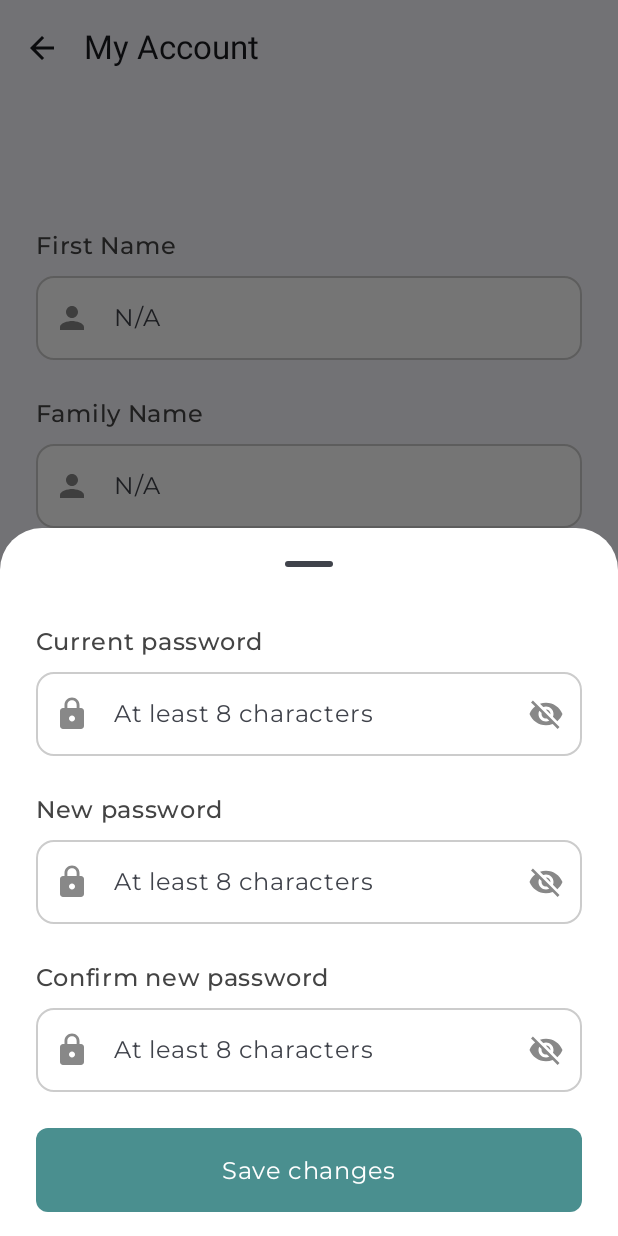
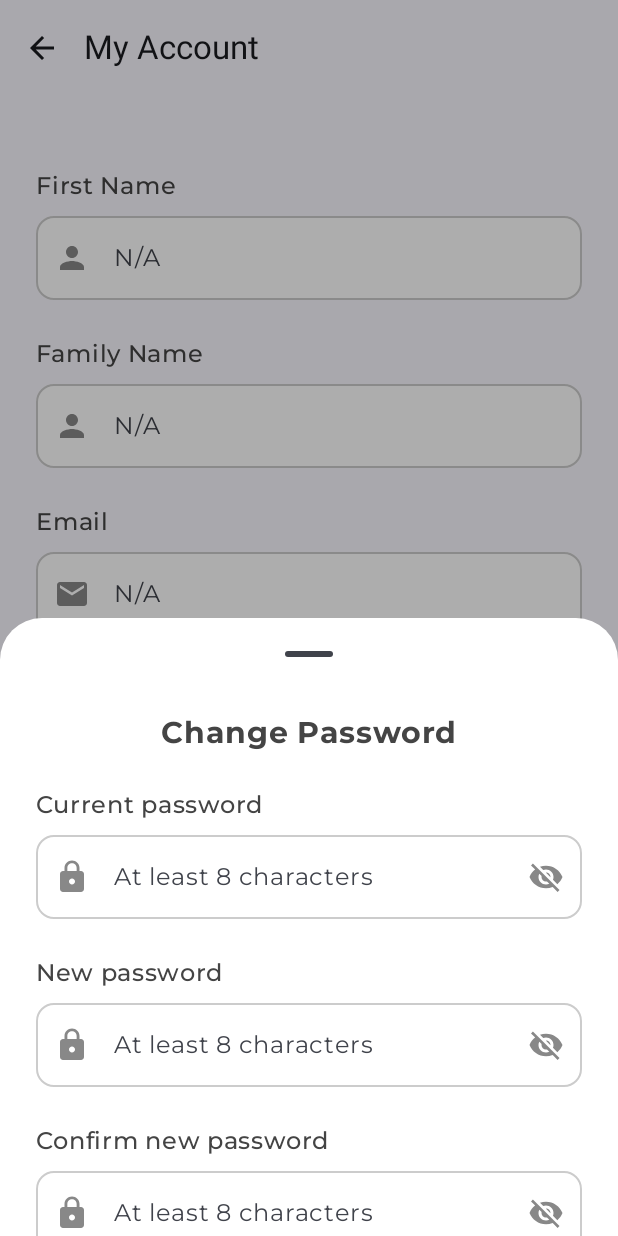
Before and after one commit to IrchadX/IrchadMaintenance, an Android app built with Jetpack Compose: the AccountScreen screen opened through its navigation route, after a tap on "Change Password", on a phone screen of 412 x 824 dp. Run offline under Robolectric (Android 15) with nearby library versions, the phone set to English and light mode, and no system bars; libraries missing offline, so code that uses them is left out: io.socket.client; 8 statements that could not run were skipped.

Commit message:
merged and last

```diff
--- a/app/src/main/java/com/example/irchadmaintenance/api/Client.kt
+++ b/app/src/main/java/com/example/irchadmaintenance/api/Client.kt
@@ -17,7 +17,7 @@ import java.util.concurrent.TimeUnit
 
 
 object Client {
-    private const val BASE_URL = "http://10.0.2.2:5100"
+    private const val BASE_URL = "http://192.168.93.216:3000"
     private val loggingInterceptor = HttpLoggingInterceptor().apply {
         level = HttpLoggingInterceptor.Level.BODY
     }
--- a/app/src/main/java/com/example/irchadmaintenance/ui/components/AppHeader.kt
+++ b/app/src/main/java/com/example/irchadmaintenance/ui/components/AppHeader.kt
@@ -193,7 +193,7 @@ fun AppHeaderCore(user: User?, navController: NavController, title: String, defa
                 )
                 Text(
                     text = "${user?.firstName ?: ""} ${user?.familyName ?: ""}".trim()
-                        .ifEmpty { "User" },
+                        .ifEmpty { "Lili Doe" },
                     color = Color.Black,
                     fontSize = 16.sp
                 )
--- a/app/src/main/java/com/example/irchadmaintenance/ui/screens/AccountScreen.kt
+++ b/app/src/main/java/com/example/irchadmaintenance/ui/screens/AccountScreen.kt
@@ -70,6 +70,7 @@ fun AccountScreen(
     val context = LocalContext.current
 
     val sheetState = rememberModalBottomSheetState()
+    val passwordModalScrollState = rememberScrollState() // Add scroll state for password modal
 
     var firstName by remember { mutableStateOf("") }
     var currentPassword by remember { mutableStateOf("") }
@@ -170,7 +171,8 @@ fun AccountScreen(
             modifier = Modifier
                 .fillMaxSize()
                 .verticalScroll(scrollState)
-                .padding(top = 120.dp)
+                .padding(innerPadding)
+                .padding(top = 16.dp)
                 .padding(horizontal = 24.dp)
             //.background(Color.White)
         ) {
@@ -406,13 +408,8 @@ fun AccountScreen(
         }
     }
 
-    Box(modifier = Modifier.padding()) {
+    // Password Change Modal with Scrolling
     if (showPasswordDialog.value) {
-            ModalBottomSheet(
-                onDismissRequest = { showPasswordDialog.value = false },
-                sheetState = sheetState,
-                containerColor = Color.White
-            ) {
         ModalBottomSheet(
             onDismissRequest = { showPasswordDialog.value = false },
             sheetState = sheetState,
@@ -421,14 +418,20 @@ fun AccountScreen(
             Column(
                 modifier = Modifier
                     .fillMaxWidth()
-                            .heightIn(max = 520.dp)
+                    .heightIn(min = 400.dp, max = 600.dp) // Set min and max height
+                    .verticalScroll(passwordModalScrollState) // Add vertical scrolling
                     .padding(horizontal = 24.dp, vertical = 16.dp),
                 horizontalAlignment = Alignment.CenterHorizontally,
-                        verticalArrangement = Arrangement.SpaceBetween
+                verticalArrangement = Arrangement.Top
             ) {
-                        Column(
-                            horizontalAlignment = Alignment.CenterHorizontally
-                        ) {
+                // Title for the modal
+                Text(
+                    text = "Change Password",
+                    fontSize = 20.sp,
+                    fontWeight = FontWeight.Bold,
+                    color = Color.DarkGray,
+                    modifier = Modifier.padding(bottom = 24.dp)
+                )
 
                 Column(
                     modifier = Modifier.fillMaxWidth()
@@ -578,9 +581,9 @@ fun AccountScreen(
                     )
                 }
 
-                            Spacer(modifier = Modifier.height(24.dp))
+                Spacer(modifier = Modifier.height(32.dp))
+
                 Button(
-
                     onClick = {
                         user?.id?.let { userId ->
                             userviewModel.changePassword(
@@ -604,14 +607,11 @@ fun AccountScreen(
                         color = Color.White,
                         style = MaterialTheme.typography.bodyLarge
                     )
-
                 }
 
-                        }
-
+                // Add some bottom padding for better scrolling experience
+                Spacer(modifier = Modifier.height(16.dp))
             }
         }
     }
 }
-    }
-}
```
Lines whose indentation alone changed are shown as unchanged.
